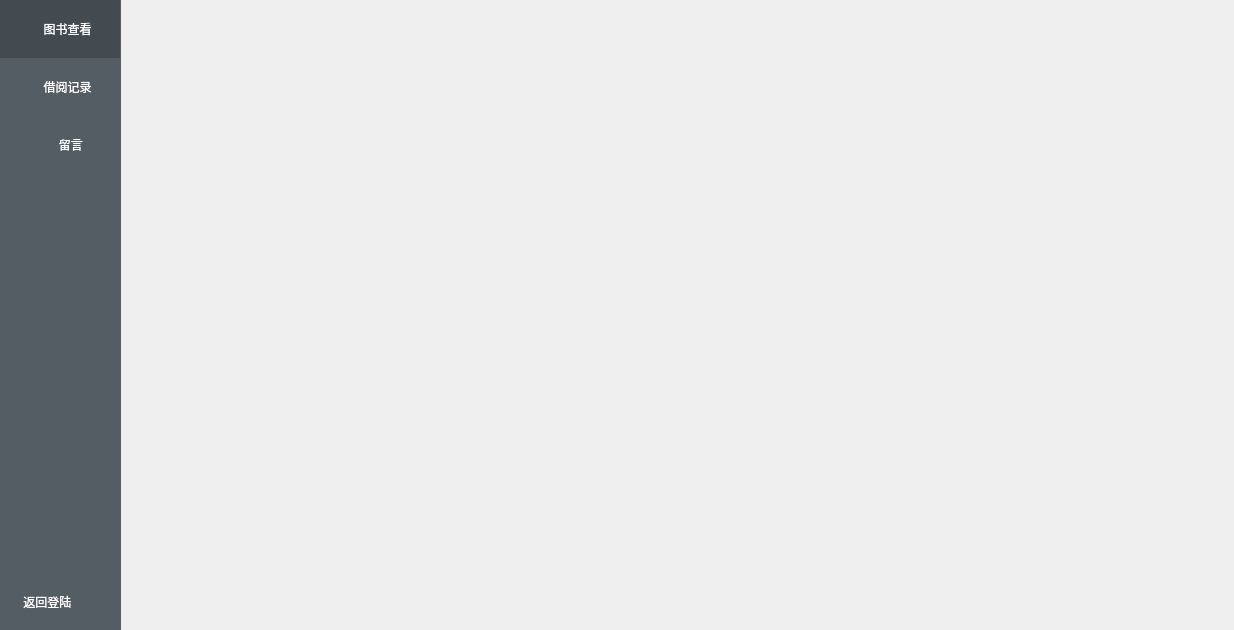
Above: bookmgr/cell/dlg_user.ui from ZF-Xie/book-manager before the change. Below: the same form after it.
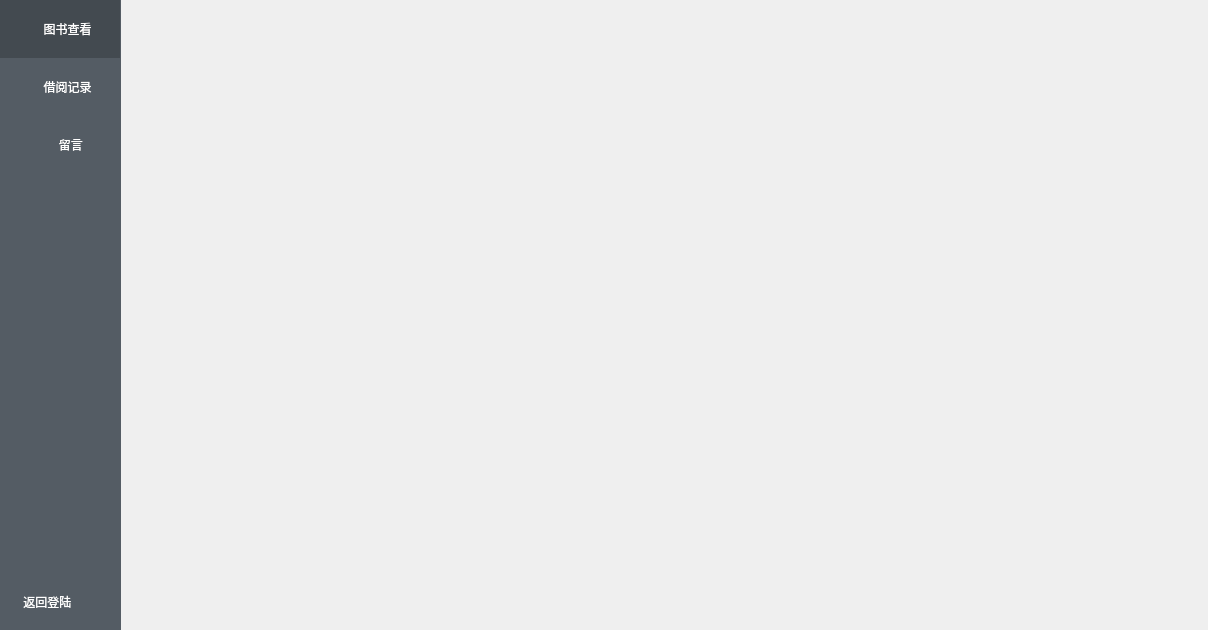
That is the form after the change. Icons and pictures are not drawn.

```diff
--- a/bookmgr/cell/dlg_user.ui
+++ b/bookmgr/cell/dlg_user.ui
@@ -6,7 +6,7 @@
    <rect>
     <x>0</x>
     <y>0</y>
-    <width>1234</width>
+    <width>1208</width>
     <height>630</height>
    </rect>
   </property>
@@ -24,7 +24,7 @@
     <rect>
      <x>120</x>
      <y>0</y>
-     <width>1181</width>
+     <width>1091</width>
      <height>631</height>
     </rect>
    </property>
```
